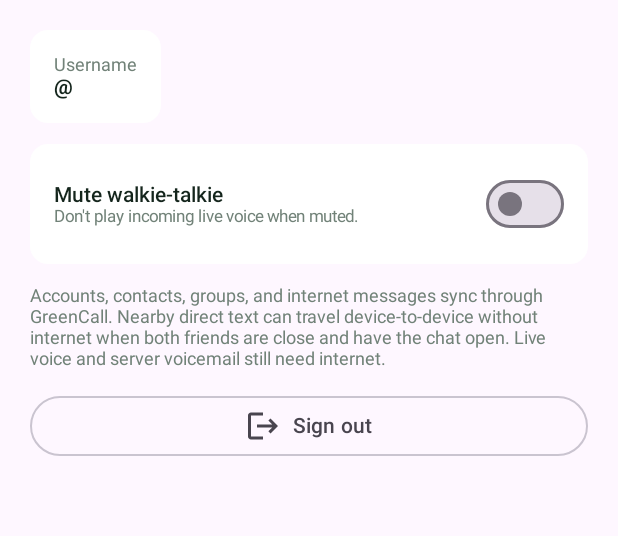
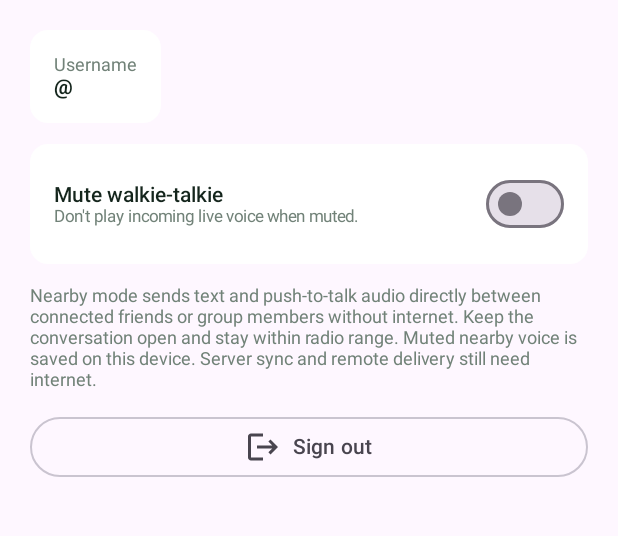
Before and after one commit to malonzoalejandro-jpg/GreenCall-, an Android app built with Jetpack Compose: the composable SettingsScreen called with empty values, on a phone screen of 412 x 824 dp, the part 201-737 px from its top. Run offline under Robolectric (Android 15) with nearby library versions, the phone set to English and light mode, and no system bars; network calls fail.

Commit message:
Clarify nearby offline audio and delivery limits

```diff
--- a/app/src/main/java/com/greenlink/app/MainActivity.kt
+++ b/app/src/main/java/com/greenlink/app/MainActivity.kt
@@ -857,7 +857,7 @@ private fun SettingsScreen(user: String, muted: Boolean, setMuted: (Boolean) ->
                     Switch(muted, setMuted)
                 }
             }
-            Text("Accounts, contacts, groups, and internet messages sync through GreenCall. Nearby direct text can travel device-to-device without internet when both friends are close and have the chat open. Live voice and server voicemail still need internet.", color = Muted, fontSize = 12.sp)
+            Text("Nearby mode sends text and push-to-talk audio directly between connected friends or group members without internet. Keep the conversation open and stay within radio range. Muted nearby voice is saved on this device. Server sync and remote delivery still need internet.", color = Muted, fontSize = 12.sp)
             OutlinedButton(onClick = signOut, Modifier.fillMaxWidth()) { Icon(Icons.Default.Logout, null); Spacer(Modifier.width(8.dp)); Text("Sign out") }
         }
     }
```
